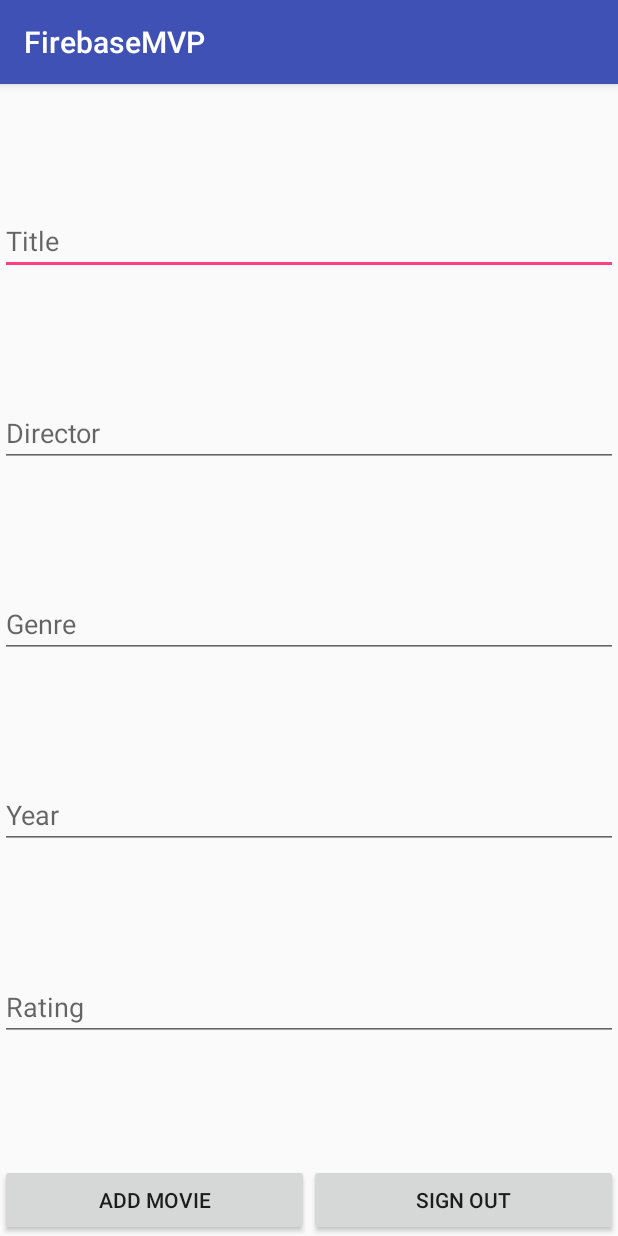
After one commit to Mazogu/MVPFirebase, an Android app: the MovieActivity screen opened directly, with no data from a screen before it, on a phone screen of 412 x 824 dp. The commit adds this screen. Run offline under Robolectric (Android 15) with nearby library versions, the phone set to English and light mode, and no system bars; our stand-ins replace Firebase (no records; nobody signed in at launch, a user with empty details on screens opened directly).

Commit message:
Added movie firebase database and corresponding activity

```diff
--- a/app/build.gradle
+++ b/app/build.gradle
@@ -23,6 +23,7 @@ dependencies {
     implementation 'com.android.support:appcompat-v7:26.1.0'
     implementation 'com.android.support.constraint:constraint-layout:1.0.2'
     implementation 'com.google.firebase:firebase-auth:11.0.4'
+    implementation 'com.google.firebase:firebase-database:11.0.4'
     testImplementation 'junit:junit:4.12'
     androidTestImplementation 'com.android.support.test:runner:1.0.1'
     androidTestImplementation 'com.android.support.test.espresso:espresso-core:3.0.1'
@@ -31,4 +32,6 @@ dependencies {
 
 
 
+
+
 apply plugin: 'com.google.gms.google-services'
--- a/app/src/main/AndroidManifest.xml
+++ b/app/src/main/AndroidManifest.xml
@@ -19,7 +19,7 @@
             </intent-filter>
         </activity>
         <activity android:name=".article.ArticleActivity" />
-        <activity android:name=".movie.DataActivity"></activity>
+        <activity android:name=".movie.MovieActivity"></activity>
     </application>
 
 </manifest>
--- a/app/src/main/java/com/example/micha/firebasemvp/article/ArticleContract.java
+++ b/app/src/main/java/com/example/micha/firebasemvp/article/ArticleContract.java
@@ -8,11 +8,11 @@ import com.example.micha.firebasemvp.utils.BaseView;
  */
 
 public interface ArticleContract {
-    public interface AView extends BaseView{
+    interface AView extends BaseView{
 
     }
 
-    public interface APresenter extends BasePresenter<AView> {
+    interface APresenter extends BasePresenter<AView> {
 
     }
 }
--- a/app/src/main/java/com/example/micha/firebasemvp/main/MainContract.java
+++ b/app/src/main/java/com/example/micha/firebasemvp/main/MainContract.java
@@ -8,11 +8,11 @@ import com.example.micha.firebasemvp.utils.BaseView;
  */
 
 public interface MainContract {
-    public interface MView extends BaseView{
+    interface MView extends BaseView{
         void loginComplete(boolean isLoggedIn);
     }
 
-    public interface MPresenter extends BasePresenter<MView>{
+    interface MPresenter extends BasePresenter<MView>{
         boolean checkLogin();
         void createUser(String email, String password);
         void login(String email, String password);
--- a/app/src/main/java/com/example/micha/firebasemvp/model/Movie.java
+++ b/app/src/main/java/com/example/micha/firebasemvp/model/Movie.java
@@ -57,7 +57,7 @@ public class Movie {
 
     @Override
     public String toString() {
-        return "Movie{" +
+        return "MovieActivity{" +
                 "title='" + title + '\'' +
                 ", director='" + director + '\'' +
                 ", genre='" + genre + '\'' +
--- /dev/null
+++ b/app/src/main/java/com/example/micha/firebasemvp/movie/MovieActivity.java
@@ -0,0 +1,71 @@
+package com.example.micha.firebasemvp.movie;
+
+import android.content.Intent;
+import android.support.v7.app.AppCompatActivity;
+import android.os.Bundle;
+import android.view.View;
+import android.widget.EditText;
+import android.widget.Toast;
+
+import com.example.micha.firebasemvp.R;
+import com.example.micha.firebasemvp.main.MainActivity;
+
+public class MovieActivity extends AppCompatActivity implements MovieContract.MoView{
+
+    private MoviePresenter presenter;
+
+    private EditText titleText,directorText,genreText,yearText,ratingText;
+
+    @Override
+    protected void onCreate(Bundle savedInstanceState) {
+        super.onCreate(savedInstanceState);
+        setContentView(R.layout.activity_movie);
+        titleText = findViewById(R.id.movieTitle);
+        directorText = findViewById(R.id.movieDirector);
+        genreText = findViewById(R.id.movieGenre);
+        yearText = findViewById(R.id.movieYear);
+        ratingText = findViewById(R.id.movieRating);
+        presenter = new MoviePresenter();
+    }
+
+    @Override
+    protected void onStart() {
+        super.onStart();
+        presenter.attachView(this);
+        presenter.checkLogin();
+    }
+
+    @Override
+    public void showError(String s) {
+        Toast.makeText(this, s, Toast.LENGTH_SHORT).show();
+    }
+
+    public void signOut(View view) {
+        presenter.signOut();
+    }
+
+    public void addMovie(View view) {
+        presenter.addMovie(new com.example.micha.firebasemvp.model.Movie(titleText.getText().toString(),directorText.getText().toString(),
+                genreText.getText().toString(),yearText.getText().toString(),ratingText.getText().toString()));
+    }
+
+    @Override
+    protected void onStop() {
+        super.onStop();
+        presenter.detachView();
+    }
+
+    @Override
+    public void logout() {
+        Intent intent = new Intent(getApplicationContext(), MainActivity.class);
+        startActivity(intent);
+    }
+
+    @Override
+    public void getLoginStatus(boolean b) {
+        if(!b){
+            Intent intent = new Intent(getApplicationContext(),MainActivity.class);
+            startActivity(intent);
+        }
+    }
+}
--- a/app/src/main/java/com/example/micha/firebasemvp/movie/MovieContract.java
+++ b/app/src/main/java/com/example/micha/firebasemvp/movie/MovieContract.java
@@ -1,5 +1,6 @@
 package com.example.micha.firebasemvp.movie;
 
+import com.example.micha.firebasemvp.model.Movie;
 import com.example.micha.firebasemvp.utils.BasePresenter;
 import com.example.micha.firebasemvp.utils.BaseView;
 
@@ -8,11 +9,19 @@ import com.example.micha.firebasemvp.utils.BaseView;
  */
 
 public interface MovieContract {
-    public interface MoView extends BaseView{
+    interface MoView extends BaseView{
 
+        void logout();
+
+        void getLoginStatus(boolean b);
     }
 
-    public interface MoPresenter extends BasePresenter<BaseView> {
+    interface MoPresenter extends BasePresenter<MoView> {
 
+        void signOut();
+
+        void addMovie(Movie movie);
+
+        void checkLogin();
     }
 }
--- a/app/src/main/java/com/example/micha/firebasemvp/movie/MoviePresenter.java
+++ b/app/src/main/java/com/example/micha/firebasemvp/movie/MoviePresenter.java
@@ -1,19 +1,52 @@
 package com.example.micha.firebasemvp.movie;
 
+import com.example.micha.firebasemvp.model.Movie;
 import com.example.micha.firebasemvp.utils.BaseView;
+import com.example.micha.firebasemvp.utils.FirebaseDB;
+import com.example.micha.firebasemvp.utils.LoginAuthenticator;
 
 /**
  * Created by micha on 2/15/2018.
  */
 
-public class MoviePresenter implements MovieContract.MoPresenter{
+public class MoviePresenter implements MovieContract.MoPresenter,LoginAuthenticator.LogoutFacilitator{
+
+    MovieContract.MoView view;
+    FirebaseDB db;
+    LoginAuthenticator authenticator;
+
+    public MoviePresenter(){
+        db = new FirebaseDB();
+        authenticator = new LoginAuthenticator(this);
+    }
+
     @Override
-    public void attachView(BaseView view) {
-
+    public void attachView(MovieContract.MoView view) {
+        this.view = view;
     }
 
     @Override
     public void detachView() {
+        view = null;
+    }
 
+    @Override
+    public void signOut() {
+        authenticator.logout();
+    }
+
+    @Override
+    public void addMovie(Movie movie) {
+        db.addMovie(movie);
+    }
+
+    @Override
+    public void checkLogin() {
+        view.getLoginStatus(authenticator.checkLogin());
+    }
+
+    @Override
+    public void logout() {
+        view.logout();
     }
 }
--- /dev/null
+++ b/app/src/main/java/com/example/micha/firebasemvp/utils/FirebaseDB.java
@@ -0,0 +1,18 @@
+package com.example.micha.firebasemvp.utils;
+
+import com.example.micha.firebasemvp.model.Movie;
+import com.google.firebase.database.DatabaseReference;
+import com.google.firebase.database.FirebaseDatabase;
+
+/**
+ * Created by micha on 2/16/2018.
+ */
+
+public class FirebaseDB {
+    private FirebaseDatabase database = FirebaseDatabase.getInstance();
+    private DatabaseReference movieRef = database.getReference("Movies");
+
+    public void addMovie(Movie movie){
+        movieRef.push().setValue(movie);
+    }
+}
--- a/app/src/main/java/com/example/micha/firebasemvp/utils/LoginAuthenticator.java
+++ b/app/src/main/java/com/example/micha/firebasemvp/utils/LoginAuthenticator.java
@@ -19,9 +19,15 @@ public class LoginAuthenticator {
     private FirebaseAuth auth;
     private FirebaseUser user;
     private LoginFacilitator facilitator;
+    private LogoutFacilitator logout;
 
     public LoginAuthenticator(LoginFacilitator facilitator) {
         this.facilitator = facilitator;
+        auth = FirebaseAuth.getInstance();
+    }
+
+    public LoginAuthenticator(LogoutFacilitator logout){
+        this.logout = logout;
         auth = FirebaseAuth.getInstance();
     }
 
@@ -70,7 +76,19 @@ public class LoginAuthenticator {
         });
     }
 
+    public void logout() {
+        auth.signOut();
+        user = auth.getCurrentUser();
+        if(user == null){
+            logout.logout();
+        }
+    }
+
     public interface LoginFacilitator {
         void sendResult(boolean result);
     }
+
+    public interface LogoutFacilitator{
+        void logout();
+    }
 }
--- /dev/null
+++ b/app/src/main/res/layout/activity_movie.xml
@@ -0,0 +1,69 @@
+<?xml version="1.0" encoding="utf-8"?>
+<android.support.constraint.ConstraintLayout xmlns:android="http://schemas.android.com/apk/res/android"
+    xmlns:app="http://schemas.android.com/apk/res-auto"
+    xmlns:tools="http://schemas.android.com/tools"
+    android:layout_width="match_parent"
+    android:layout_height="match_parent"
+    tools:context="com.example.micha.firebasemvp.movie.MovieActivity">
+
+
+    <EditText
+        android:id="@+id/movieTitle"
+        android:layout_width="match_parent"
+        android:layout_height="wrap_content"
+        android:hint="Title"
+        app:layout_constraintBottom_toTopOf="@id/movieDirector"
+        app:layout_constraintTop_toTopOf="parent" />
+
+    <EditText
+        android:id="@+id/movieDirector"
+        android:layout_width="match_parent"
+        android:layout_height="wrap_content"
+        android:hint="Director"
+        app:layout_constraintTop_toBottomOf="@id/movieTitle"
+        app:layout_constraintBottom_toTopOf="@id/movieGenre"/>
+
+    <EditText
+        android:layout_width="match_parent"
+        android:layout_height="wrap_content"
+        android:id="@+id/movieGenre"
+        android:hint="Genre"
+        app:layout_constraintBottom_toTopOf="@id/movieYear"
+        app:layout_constraintTop_toBottomOf="@id/movieDirector"/>
+
+    <EditText
+        android:layout_width="match_parent"
+        android:layout_height="wrap_content"
+        android:hint="Year"
+        android:id="@+id/movieYear"
+        app:layout_constraintTop_toBottomOf="@id/movieGenre"
+        app:layout_constraintBottom_toTopOf="@id/movieRating"/>
+
+    <EditText
+        android:layout_width="match_parent"
+        android:layout_height="wrap_content"
+        android:hint="Rating"
+        android:id="@+id/movieRating"
+        app:layout_constraintTop_toBottomOf="@id/movieYear"
+        app:layout_constraintBottom_toTopOf="@id/addMovie"/>
+    <Button
+        android:layout_width="0dp"
+        android:layout_height="wrap_content"
+        android:text="Add Movie"
+        app:layout_constraintBottom_toBottomOf="parent"
+        app:layout_constraintLeft_toLeftOf="parent"
+        app:layout_constraintRight_toLeftOf="@id/signOut"
+        android:id="@+id/addMovie"
+        android:onClick="addMovie"/>
+    <Button
+        android:layout_width="0dp"
+        android:layout_height="wrap_content"
+        android:text="Sign Out"
+        android:id="@+id/signOut"
+        android:onClick="signOut"
+        app:layout_constraintLeft_toRightOf="@id/addMovie"
+        app:layout_constraintBottom_toBottomOf="parent"
+        app:layout_constraintRight_toRightOf="parent"/>
+
+
+</android.support.constraint.ConstraintLayout>
```
Also changed, not shown: app/src/main/java/com/example/micha/firebasemvp/main/MainActivity.java (+12 -10 lines), app/src/main/java/com/example/micha/firebasemvp/movie/DataActivity.java (deleted, +0 -21 lines), app/src/main/res/layout/activity_data.xml (deleted, +0 -9 lines).
